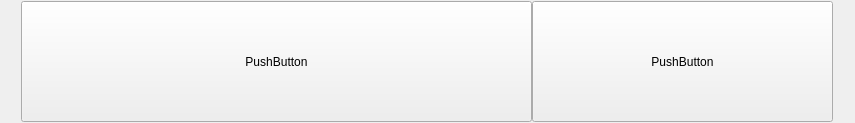
The window that src/View/SubWidgets/PatientTileInfo.ui (thefinalcutbg/DinoDent) describes before a commit, drawn with Qt 5.
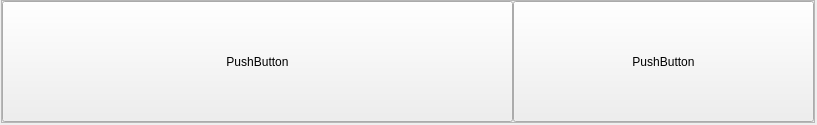
The same window after the commit. Custom widgets are drawn as their Qt base class.

Commit message: Refactor focus and border handling for rounded frame

What changed in the file:
```diff
--- a/src/View/SubWidgets/PatientTileInfo.ui
+++ b/src/View/SubWidgets/PatientTileInfo.ui
@@ -6,8 +6,8 @@
    <rect>
     <x>0</x>
     <y>0</y>
-    <width>855</width>
-    <height>123</height>
+    <width>817</width>
+    <height>125</height>
    </rect>
   </property>
   <property name="windowTitle">
@@ -47,6 +47,30 @@
        </property>
       </spacer>
      </item>
+     <item>
+      <widget class="RoundedFrame" name="frame">
+       <property name="frameShape">
+        <enum>QFrame::Shape::StyledPanel</enum>
+       </property>
+       <property name="frameShadow">
+        <enum>QFrame::Shadow::Raised</enum>
+       </property>
+       <layout class="QHBoxLayout" name="horizontalLayout_2">
+        <property name="spacing">
+         <number>0</number>
+        </property>
+        <property name="leftMargin">
+         <number>0</number>
+        </property>
+        <property name="topMargin">
+         <number>0</number>
+        </property>
+        <property name="rightMargin">
+         <number>0</number>
+        </property>
+        <property name="bottomMargin">
+         <number>0</number>
+        </property>
      <item>
       <widget class="PatientTile" name="patientTile">
        <property name="minimumSize">
@@ -73,6 +97,9 @@
        </property>
       </widget>
      </item>
+       </layout>
+      </widget>
+     </item>
      <item>
       <spacer name="horizontalSpacer_2">
        <property name="orientation">
@@ -88,10 +115,32 @@
      </item>
     </layout>
    </item>
+   <item>
+    <spacer name="verticalSpacer">
+     <property name="orientation">
+      <enum>Qt::Orientation::Vertical</enum>
+     </property>
+     <property name="sizeType">
+      <enum>QSizePolicy::Policy::Preferred</enum>
+     </property>
+     <property name="sizeHint" stdset="0">
+      <size>
+       <width>20</width>
+       <height>40</height>
+      </size>
+     </property>
+    </spacer>
+   </item>
   </layout>
  </widget>
  <layoutdefault spacing="6" margin="11"/>
  <customwidgets>
+  <customwidget>
+   <class>RoundedFrame</class>
+   <extends>QFrame</extends>
+   <header>View/uiComponents/RoundedFrame.h</header>
+   <container>1</container>
+  </customwidget>
   <customwidget>
    <class>PatientTile</class>
    <extends>QPushButton</extends>
```
Left out of the diff: 4 changed lines with no effect on the pictures. Lines whose indentation alone changed are shown as unchanged. The commit also changes 13 other files.
